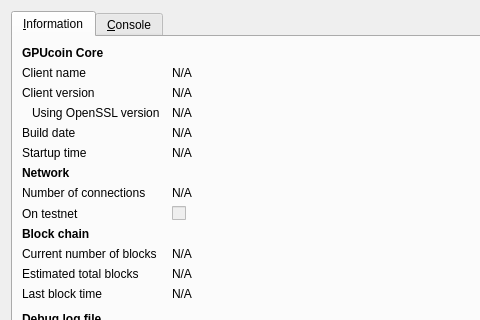
Above: src/qt/forms/rpcconsole.ui from jamieede/BritishCoin before the change; both pictures show x 0 to 480 and y 0 to 320 of the 740 by 450 pixel window. Below: the same form after it.
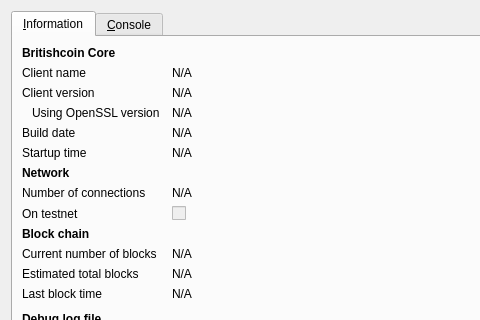
That is the form after the change. Icons and pictures are not drawn.

```diff
--- a/src/qt/forms/rpcconsole.ui
+++ b/src/qt/forms/rpcconsole.ui
@@ -36,7 +36,7 @@
           </font>
          </property>
          <property name="text">
-          <string>GPUcoin Core</string>
+          <string>Britishcoin Core</string>
          </property>
         </widget>
        </item>
```
Left out of the diff: 6 changed lines with no effect on the pictures.
